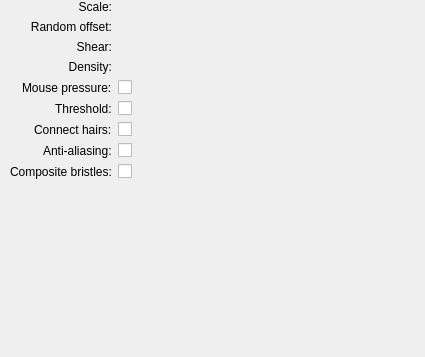
First picture: the form in krita/plugins/paintops/hairy/wdgbristleoptions.ui, repository KDE/krita, before the edit.
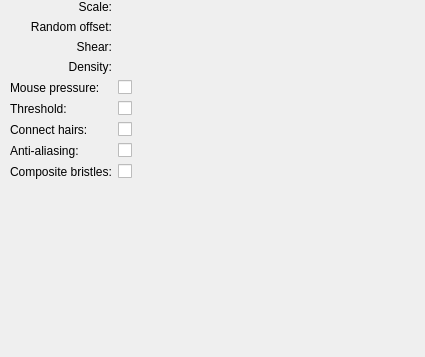
Second picture: the form after the edit. Custom widgets are drawn as their Qt base class.

Diff of the .ui file:
```diff
--- a/krita/plugins/paintops/hairy/wdgbristleoptions.ui
+++ b/krita/plugins/paintops/hairy/wdgbristleoptions.ui
@@ -167,28 +167,28 @@
        </property>
       </widget>
      </item>
-     <item row="4" column="0" alignment="Qt::AlignRight">
+     <item row="4" column="0">
       <widget class="QLabel" name="label_4">
        <property name="text">
         <string>Mouse pressure:</string>
        </property>
       </widget>
      </item>
-     <item row="5" column="0" alignment="Qt::AlignRight">
+     <item row="5" column="0">
       <widget class="QLabel" name="label_5">
        <property name="text">
         <string>Threshold:</string>
        </property>
       </widget>
      </item>
-     <item row="6" column="0" alignment="Qt::AlignRight">
+     <item row="6" column="0">
       <widget class="QLabel" name="label_6">
        <property name="text">
         <string>Connect hairs:</string>
        </property>
       </widget>
      </item>
-     <item row="7" column="0" alignment="Qt::AlignRight">
+     <item row="7" column="0">
       <widget class="QLabel" name="label_7">
        <property name="text">
         <string>Anti-aliasing:</string>
```
Left out of the diff: 2 changed lines with no effect on the pictures.
